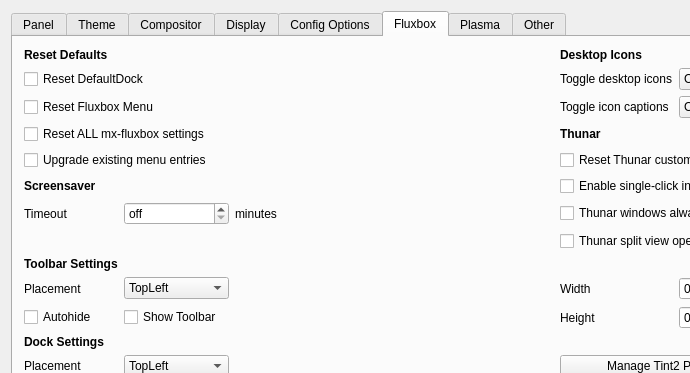
Qt form defaultlook.ui (MX-Linux/mx-tweak) before a commit; both pictures show x 0 to 690 and y 0 to 373 of the 1109 by 746 pixel window.
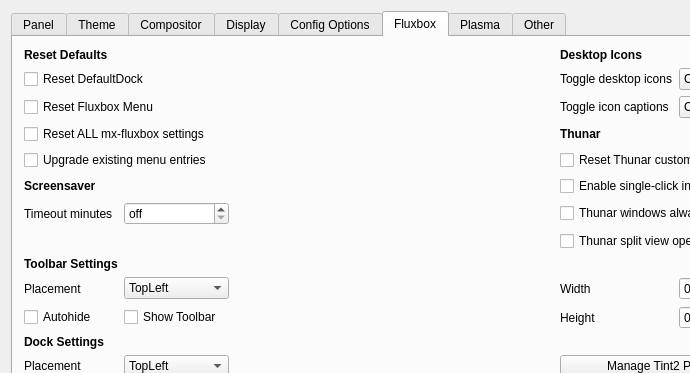
The same form after that commit. Icons and pictures are not drawn.

What changed in the file:
```diff
--- a/defaultlook.ui
+++ b/defaultlook.ui
@@ -1590,7 +1590,7 @@
          <item row="6" column="0">
           <widget class="QLabel" name="label_34">
            <property name="text">
-            <string extracomment="set the time before screensaver screen blank occurs">Timeout</string>
+            <string extracomment="set the time before screensaver screen blank occurs">Timeout minutes</string>
            </property>
           </widget>
          </item>
@@ -1691,13 +1691,6 @@
            </property>
           </widget>
          </item>
-         <item row="6" column="2">
-          <widget class="QLabel" name="label_35">
-           <property name="text">
-            <string extracomment="minutes as in 1/60 of an hour">minutes</string>
-           </property>
-          </widget>
-         </item>
         </layout>
        </item>
       </layout>
```
